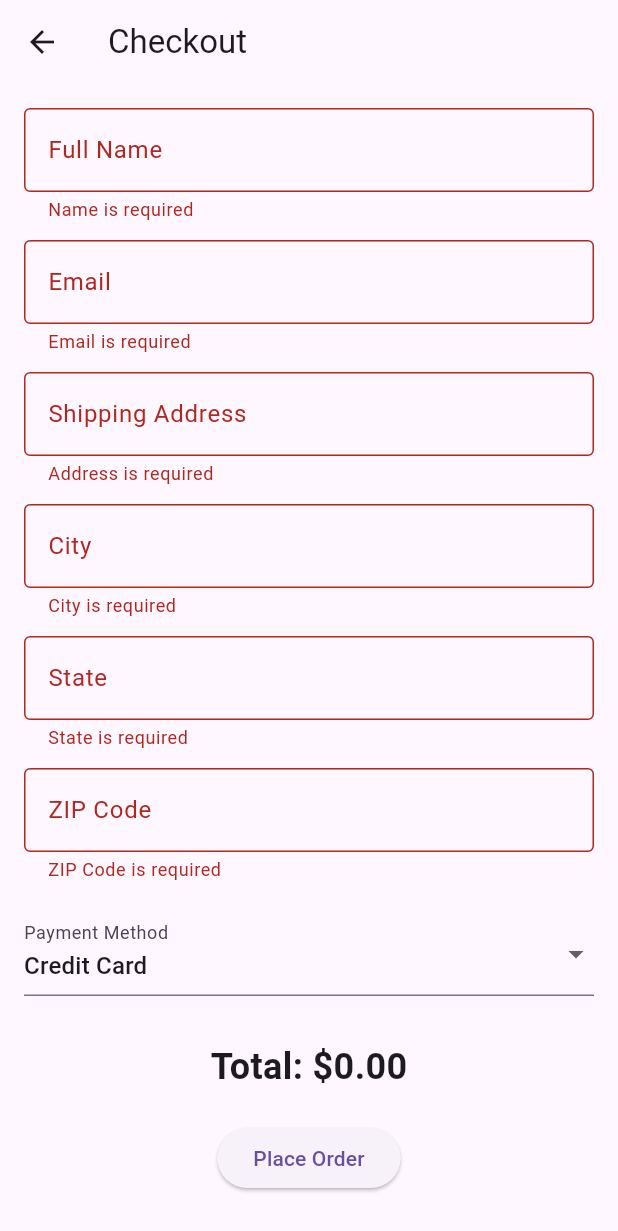
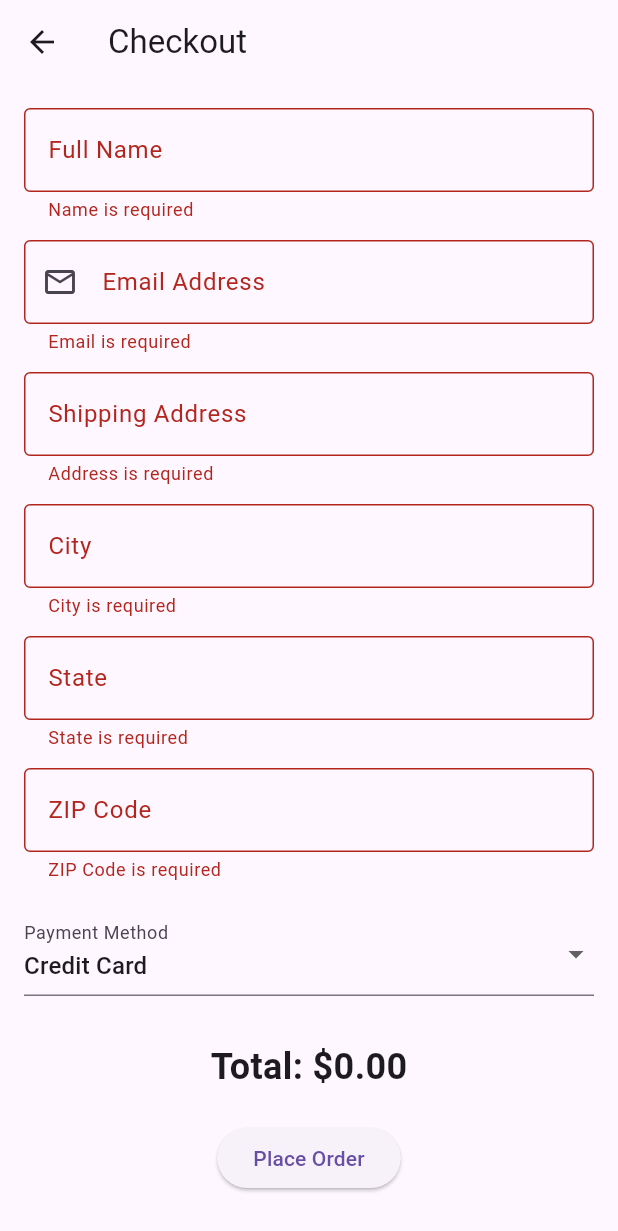
Before and after one commit to isaiahrivera1127-del/print-ish-app, a Flutter app: the CheckoutPage screen opened directly with empty values, after a tap on "Place Order", on a phone screen of 412 x 824 dp. Shown: the top 1231 px of the screen. Run offline on Flutter 3.47's test engine with Material 3 defaults, Android fonts, the phone set to English and light mode, and no system bars; our stand-ins replace google_sign_in, supabase_flutter; accounts and stored records are empty.

Commit message:
Email of logged in user auto fills at checkout and tried fixing instant sign in after sign out but no success

```diff
--- a/lib/screens/checkout_page.dart
+++ b/lib/screens/checkout_page.dart
@@ -1,5 +1,5 @@
+import 'package:flutter/material.dart';
 import 'package:supabase_flutter/supabase_flutter.dart';
-import 'package:flutter/material.dart';
 import '../models/cart.dart';
 
 class CheckoutPage extends StatefulWidget {
@@ -26,6 +26,16 @@ class _CheckoutPageState extends State<CheckoutPage> {
   String paymentMethod = 'Credit Card';
 
   @override
+  void initState() {
+    super.initState();
+    // Auto-fill signed-in user email
+    final user = Supabase.instance.client.auth.currentUser;
+    if (user?.email != null) {
+      _emailController.text = user!.email!;
+    }
+  }
+
+  @override
   void dispose() {
     _nameController.dispose();
     _emailController.dispose();
@@ -40,43 +50,83 @@ Future<void> placeOrder() async {
     if (!_formKey.currentState!.validate()) {
       return;
     }
+
     final supabase = Supabase.instance.client;
+    final user = supabase.auth.currentUser;
 
-    try {final order = await supabase
+    try {
+      final orderNumber = 'ORD-${DateTime.now().millisecondsSinceEpoch}';
+      final customerEmail = _emailController.text.trim().isNotEmpty
+          ? _emailController.text.trim()
+          : (user?.email ?? 'guest@printish.com');
+
+      Map<String, dynamic>? order;
+
+      final Map<String, dynamic> insertData = {
+        'order_number': orderNumber,
+        'name': _nameController.text.trim(),
+        'email': customerEmail,
+        'customer_email': customerEmail,
+        'address': _addressController.text.trim(),
+        'city': _cityController.text.trim(),
+        'state': _stateController.text.trim(),
+        'zip': _zipController.text.trim(),
+        'payment_method': paymentMethod,
+        'price': widget.cart.getTotal(),
+        'total_price': widget.cart.getTotal(),
+        'created_at': DateTime.now().toIso8601String(),
+      };
+
+      try {
+        order = await supabase
+            .from('orders')
+            .insert(insertData)
+            .select()
+            .single();
+      } catch (_) {
+        // Fallback without duplicate keys if schema is strict
+        order = await supabase
             .from('orders')
             .insert({
-          'order_number': 'ORD-${DateTime.now().millisecondsSinceEpoch.toString()}',
-          'name': _nameController.text,
-          'email': _emailController.text,
-          'address': _addressController.text,
-          'city': _cityController.text,
-          'state': _stateController.text,
-          'zip': _zipController.text,
+              'order_number': orderNumber,
+              'name': _nameController.text.trim(),
+              'email': customerEmail,
+              'price': widget.cart.getTotal(),
+              'address': _addressController.text.trim(),
+              'city': _cityController.text.trim(),
+              'state': _stateController.text.trim(),
+              'zip': _zipController.text.trim(),
               'payment_method': paymentMethod,
-          'price': widget.cart.getTotal(),
+              'created_at': DateTime.now().toIso8601String(),
             })
             .select()
             .single();
+      }
 
-
+      if (order['id'] != null) {
         final orderId = order['id'];
 
         for (final item in widget.cart.currentOrder) {
+          try {
             await supabase.from('order_items').insert({
               'order_id': orderId,
               'printer_id': item.printer.printerID,
               'quantity': item.quantity,
               'price': item.printer.price,
             });
+          } catch (e) {
+            debugPrint('Order items insert error: $e');
+          }
+        }
       }
 
       widget.cart.clear();
       _nameController.clear();
-    _emailController.clear();
       _addressController.clear();
       _cityController.clear();
       _stateController.clear();
       _zipController.clear();
+
       if (mounted) {
         ScaffoldMessenger.of(context).showSnackBar(
           const SnackBar(
@@ -88,8 +138,7 @@ Future<void> placeOrder() async {
           (route) => route.isFirst,
         );
       }
-  }
-catch (e) {
+    } catch (e) {
       if (mounted) {
         ScaffoldMessenger.of(context).showSnackBar(
           SnackBar(
@@ -100,9 +149,10 @@ catch (e) {
     }
   }
 
-
   @override
   Widget build(BuildContext context) {
+    final user = Supabase.instance.client.auth.currentUser;
+
     return Scaffold(
       appBar: AppBar(
         title: const Text('Checkout'),
@@ -123,37 +173,38 @@ catch (e) {
                   if (value == null || value.trim().isEmpty) {
                     return 'Name is required';
                   }
-
                   if (!RegExp(r'^[a-zA-Z ]+$').hasMatch(value.trim())) {
                     return 'Name can only contain letters';
                   }
-
                   return null;
                 },
               ),
 
               const SizedBox(height: 12),
 
+              // Email TextFormField - Pre-filled with signed in user's email
               TextFormField(
                 controller: _emailController,
                 keyboardType: TextInputType.emailAddress,
-                  decoration: const InputDecoration(
-                    labelText: 'Email',
-                    border: OutlineInputBorder(),
+                readOnly: user != null,
+                decoration: InputDecoration(
+                  labelText: 'Email Address',
+                  prefixIcon: const Icon(Icons.email_outlined),
+                  border: const OutlineInputBorder(),
+                  helperText: user != null
+                      ? 'Signed in as ${user.email}'
+                      : null,
                 ),
                 validator: (value) {
-                        if (value == null || value.isEmpty) {
+                  if (value == null || value.trim().isEmpty) {
                     return 'Email is required';
                   }
-
                   final emailRegex = RegExp(
-                            r'^[\w-\.]+@([\w-]+\.)+[\w-]{2,4}$',
+                    r'^[\w-.]+@([\w-]+\.)+[\w-]{2,4}$',
                   );
-
-                          if (!emailRegex.hasMatch(value)) {
-                            return 'Enter a valid email';
+                  if (!emailRegex.hasMatch(value.trim())) {
+                    return 'Enter a valid email address';
                   }
-
                   return null;
                 },
               ),
@@ -170,14 +221,11 @@ const SizedBox(height: 12),
                   if (value == null || value.trim().isEmpty) {
                     return 'Address is required';
                   }
-
                   bool hasLetter = RegExp(r'[a-zA-Z]').hasMatch(value);
                   bool hasNumber = RegExp(r'[0-9]').hasMatch(value);
-
                   if (!hasLetter || !hasNumber) {
                     return 'Address must contain letters and numbers';
                   }
-
                   return null;
                 },
               ),
@@ -189,16 +237,14 @@ const SizedBox(height: 12),
                 decoration: const InputDecoration(
                   labelText: 'City',
                   border: OutlineInputBorder(),
-                ),  // City
+                ),
                 validator: (value) {
                   if (value == null || value.trim().isEmpty) {
                     return 'City is required';
                   }
-
                   if (!RegExp(r'^[a-zA-Z ]+$').hasMatch(value.trim())) {
                     return 'City can only contain letters';
                   }
-
                   return null;
                 },
               ),
@@ -211,16 +257,13 @@ const SizedBox(height: 12),
                   labelText: 'State',
                   border: OutlineInputBorder(),
                 ),
-                // State
                 validator: (value) {
                   if (value == null || value.trim().isEmpty) {
                     return 'State is required';
                   }
-
                   if (!RegExp(r'^[a-zA-Z ]+$').hasMatch(value.trim())) {
                     return 'State can only contain letters';
                   }
-
                   return null;
                 },
               ),
@@ -238,15 +281,12 @@ const SizedBox(height: 12),
                   if (value == null || value.isEmpty) {
                     return 'ZIP Code is required';
                   }
-
                   if (!RegExp(r'^\d{5}$').hasMatch(value)) {
                     return 'Enter a valid 5-digit ZIP Code';
                   }
-
                   return null;
                 },
               ),
-
 
               const SizedBox(height: 20),
 
@@ -285,9 +325,7 @@ const SizedBox(height: 12),
               const SizedBox(height: 20),
 
               ElevatedButton(
-              onPressed: () {
-    placeOrder();
-  },
+                onPressed: placeOrder,
                 child: const Text('Place Order'),
               ),
             ],
```
Also changed, not shown: lib/screens/login_page.dart (+46 -10 lines). Lines whose indentation alone changed are shown as unchanged.
